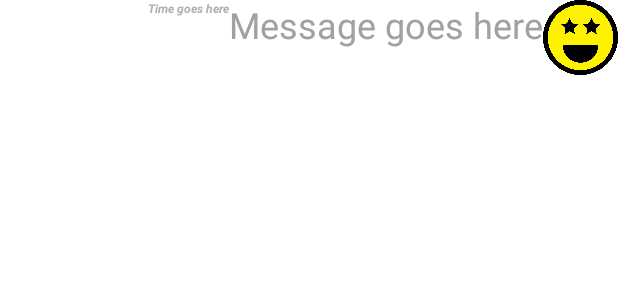
After one commit to minghui-liao/MyAndroidLabs, an Android app: the layout receive_message.xml on its own in the app's theme, with its tools: preview values and no code run, on a phone screen of 412 x 824 dp. The commit adds this screen. Shown: the top 300 px of the screen. Run offline under Robolectric (Android 15) with nearby library versions, the phone set to English and light mode, and no system bars.

Commit message:
Finished Week 5

```diff
--- /dev/null
+++ b/app/src/main/res/layout/receive_message.xml
@@ -0,0 +1,37 @@
+<?xml version="1.0" encoding="utf-8"?>
+<androidx.constraintlayout.widget.ConstraintLayout xmlns:android="http://schemas.android.com/apk/res/android"
+    xmlns:app="http://schemas.android.com/apk/res-auto"
+    xmlns:tools="http://schemas.android.com/tools"
+    android:layout_width="match_parent"
+    android:layout_height="wrap_content">
+
+    <TextView
+        android:id="@+id/message"
+        Of="@+id/receiveImage"
+        android:layout_width="wrap_content"
+        android:layout_height="wrap_content"
+        android:text="Message goes here"
+        android:textColor="#A3A0A0"
+        android:textSize="24sp"
+        app:layout_constraintEnd_toStartOf="@+id/receiveImage"
+        app:layout_constraintTop_toTopOf="parent" />
+
+    <TextView
+        android:id="@+id/time"
+        android:layout_width="wrap_content"
+        android:layout_height="wrap_content"
+        android:text="Time goes here"
+        android:textColor="#B3AEAE"
+        android:textSize="8sp"
+        android:textStyle="bold|italic"
+        app:layout_constraintEnd_toStartOf="@+id/message"
+        app:layout_constraintTop_toTopOf="parent" />
+
+    <ImageView
+        android:id="@+id/receiveImage"
+        android:layout_width="50dp"
+        android:layout_height="50dp"
+        app:layout_constraintEnd_toEndOf="parent"
+        app:srcCompat="@drawable/receive_image"
+        tools:layout_editor_absoluteY="0dp" />
+</androidx.constraintlayout.widget.ConstraintLayout>
```
Also changed, not shown: app/src/main/java/algonquin/cst2335/liao0026/ChatRoom.java (+126 -8 lines), app/src/main/res/layout/chatlayout.xml (+13 -12 lines), app/src/main/res/layout/send_message.xml (added, +36 -0 lines), app/src/main/res/drawable/receive_image.png (added), app/src/main/res/drawable/send_image.png (added).
